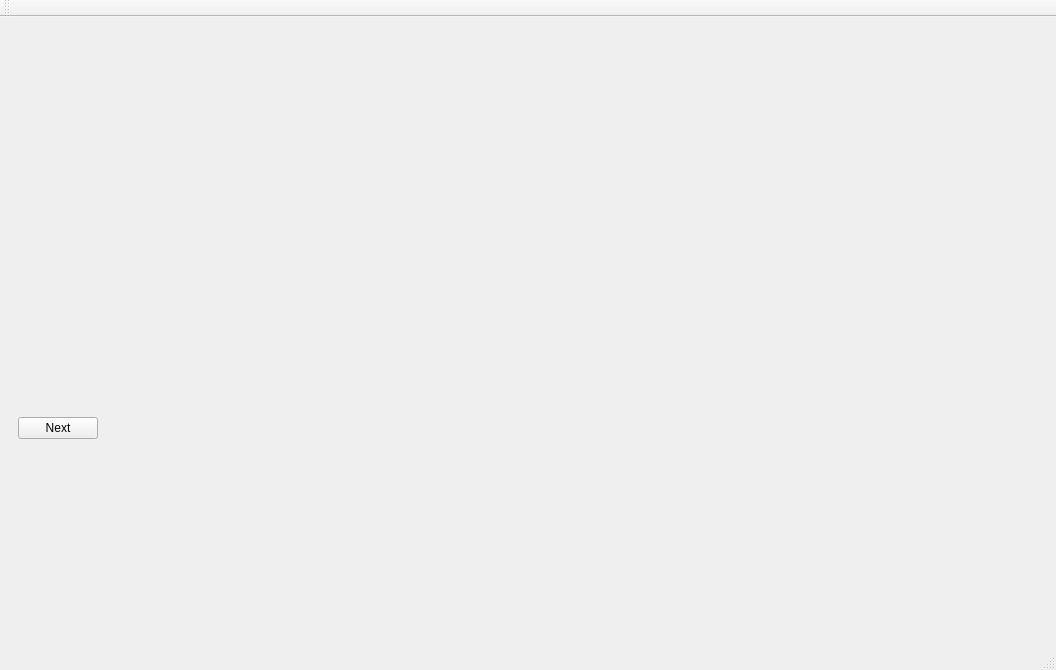
Old version of the form UI/forms/mainwindow.ui in the repository Kshitij1K/ShopInventoryManager.
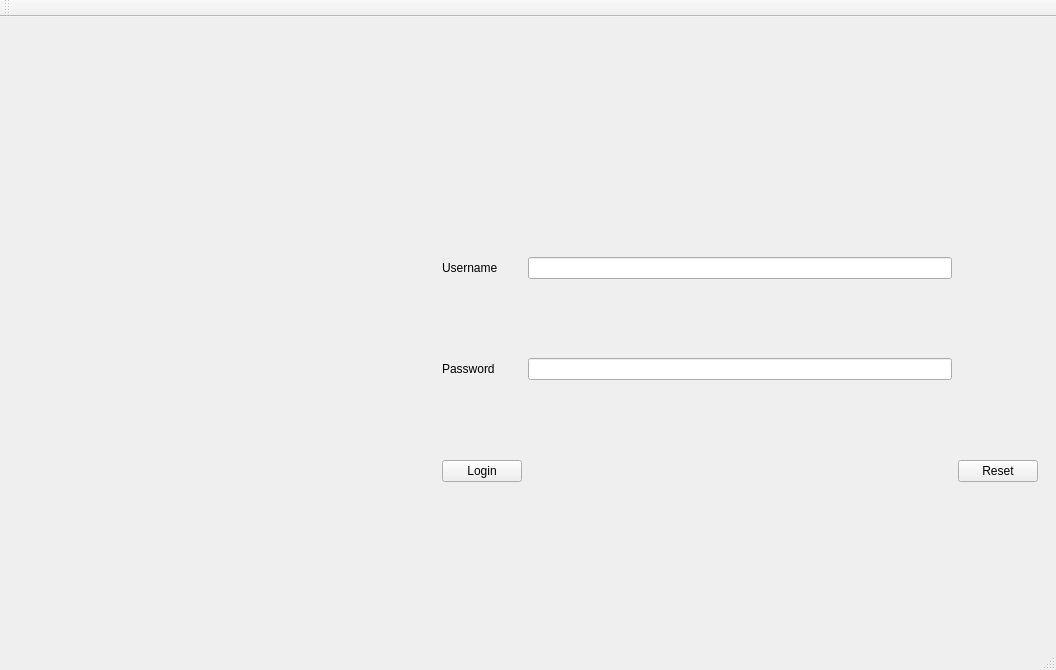
New version of the form.

```diff
--- a/UI/forms/mainwindow.ui
+++ b/UI/forms/mainwindow.ui
@@ -26,14 +26,7 @@
          <layout class="QGridLayout" name="gridLayout_5">
           <item row="0" column="0">
            <layout class="QGridLayout" name="gridLayout_3">
-            <item row="2" column="0">
-             <widget class="QPushButton" name="pushButton_next">
-              <property name="text">
-               <string>Next</string>
-              </property>
-             </widget>
-            </item>
-            <item row="3" column="0">
+            <item row="4" column="1">
              <spacer name="verticalSpacer_3">
               <property name="orientation">
                <enum>Qt::Vertical</enum>
@@ -46,20 +39,7 @@
               </property>
              </spacer>
             </item>
-            <item row="2" column="1">
-             <spacer name="horizontalSpacer_3">
-              <property name="orientation">
-               <enum>Qt::Horizontal</enum>
-              </property>
-              <property name="sizeHint" stdset="0">
-               <size>
-                <width>40</width>
-                <height>20</height>
-               </size>
-              </property>
-             </spacer>
-            </item>
-            <item row="1" column="0">
+            <item row="9" column="1">
              <spacer name="verticalSpacer_2">
               <property name="orientation">
                <enum>Qt::Vertical</enum>
@@ -72,20 +52,40 @@
               </property>
              </spacer>
             </item>
-            <item row="2" column="2">
-             <spacer name="horizontalSpacer">
+            <item row="8" column="1">
+             <spacer name="verticalSpacer_10">
               <property name="orientation">
-               <enum>Qt::Horizontal</enum>
+               <enum>Qt::Vertical</enum>
               </property>
               <property name="sizeHint" stdset="0">
                <size>
-                <width>40</width>
-                <height>20</height>
+                <width>20</width>
+                <height>40</height>
                </size>
               </property>
              </spacer>
             </item>
-            <item row="0" column="0">
+            <item row="1" column="1">
+             <spacer name="verticalSpacer_8">
+              <property name="orientation">
+               <enum>Qt::Vertical</enum>
+              </property>
+              <property name="sizeHint" stdset="0">
+               <size>
+                <width>20</width>
+                <height>40</height>
+               </size>
+              </property>
+             </spacer>
+            </item>
+            <item row="5" column="1">
+             <widget class="QLabel" name="label_2">
+              <property name="text">
+               <string>Password</string>
+              </property>
+             </widget>
+            </item>
+            <item row="0" column="1">
              <spacer name="verticalSpacer">
               <property name="orientation">
                <enum>Qt::Vertical</enum>
@@ -98,6 +98,72 @@
               </property>
              </spacer>
             </item>
+            <item row="7" column="1">
+             <widget class="QPushButton" name="login_button">
+              <property name="text">
+               <string>Login</string>
+              </property>
+             </widget>
+            </item>
+            <item row="7" column="3">
+             <widget class="QPushButton" name="reset_button">
+              <property name="text">
+               <string>Reset</string>
+              </property>
+             </widget>
+            </item>
+            <item row="3" column="1">
+             <widget class="QLabel" name="label">
+              <property name="text">
+               <string>Username</string>
+              </property>
+             </widget>
+            </item>
+            <item row="2" column="1">
+             <spacer name="verticalSpacer_9">
+              <property name="orientation">
+               <enum>Qt::Vertical</enum>
+              </property>
+              <property name="sizeHint" stdset="0">
+               <size>
+                <width>20</width>
+                <height>40</height>
+               </size>
+              </property>
+             </spacer>
+            </item>
+            <item row="6" column="1">
+             <spacer name="verticalSpacer_11">
+              <property name="orientation">
+               <enum>Qt::Vertical</enum>
+              </property>
+              <property name="sizeHint" stdset="0">
+               <size>
+                <width>20</width>
+                <height>40</height>
+               </size>
+              </property>
+             </spacer>
+            </item>
+            <item row="3" column="2">
+             <widget class="QLineEdit" name="username_field"/>
+            </item>
+            <item row="5" column="2">
+             <widget class="QLineEdit" name="password_field"/>
+            </item>
+            <item row="3" column="0">
+             <spacer name="horizontalSpacer">
+              <property name="orientation">
+               <enum>Qt::Horizontal</enum>
+              </property>
+              <property name="sizeHint" stdset="0">
+               <size>
+                <width>40</width>
+                <height>20</height>
+               </size>
+              </property>
+             </spacer>
+            </item>
            </layout>
           </item>
          </layout>
```
Left out of the diff: 35 changed lines with no effect on the pictures.
